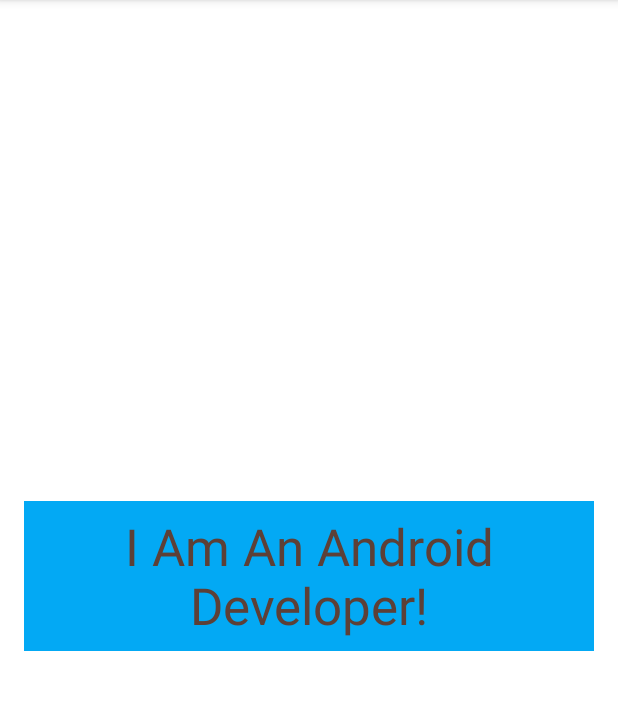
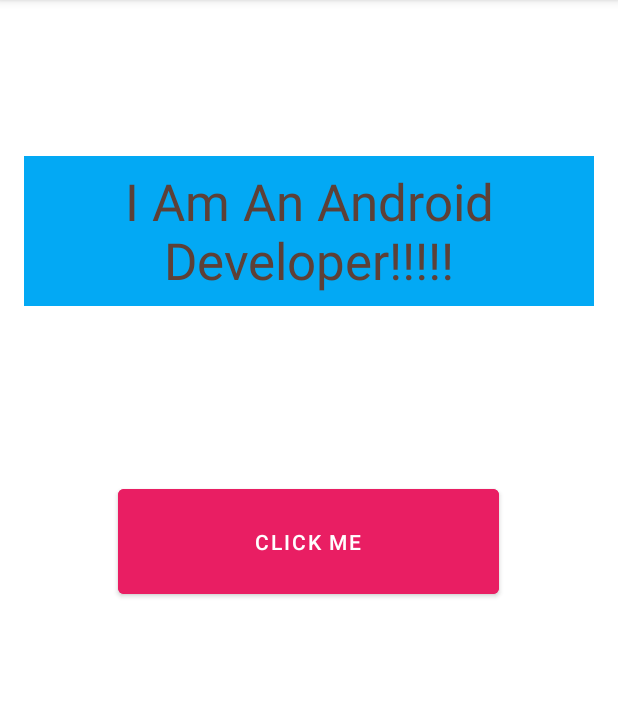
Before and after one commit to mortessa99/3-Android-HelloWorld, an Android app: the screen it shows after launch (MainActivity), on a phone screen of 412 x 824 dp, the part 84-794 px from its top. Run offline under Robolectric (Android 15) with nearby library versions, the phone set to English and light mode, and no system bars.

Commit message:
end of less 24.next lesson 25(edittext)

```diff
--- a/app/src/main/java/com/example/a3_helloworld/MainActivity.java
+++ b/app/src/main/java/com/example/a3_helloworld/MainActivity.java
@@ -3,12 +3,27 @@ package com.example.a3_helloworld;
 import androidx.appcompat.app.AppCompatActivity;
 
 import android.os.Bundle;
+import android.util.Log;
+import android.view.View;
+import android.widget.TextView;
 
 public class MainActivity extends AppCompatActivity {
+    //all of the UI components are Views.(for 'buttonIsClicked' )
+    //some times without 'public' app crashing like this app.(after click)
+    //and without 'public' color method is gray (now is green)
+   public void buttonIsClicked(View buttonIsView){
+        int result = 5 * 94;
+        Log.i("multiple",result+"");
+        Log.i("mytext",txtView.getText().toString());
+    }
+
+    TextView txtView;
 
     @Override
     protected void onCreate(Bundle savedInstanceState) {
         super.onCreate(savedInstanceState);
         setContentView(R.layout.activity_main);
+
+        txtView = findViewById(R.id.txtView);
     }
 }
--- a/app/src/main/res/layout/activity_main.xml
+++ b/app/src/main/res/layout/activity_main.xml
@@ -4,6 +4,7 @@
     xmlns:tools="http://schemas.android.com/tools"
     android:layout_width="match_parent"
     android:layout_height="match_parent"
+    android:backgroundTint="#E91E63"
     tools:context=".MainActivity">
 
     <TextView
@@ -14,12 +15,27 @@
         android:layout_marginEnd="16dp"
         android:background="#03A9F4"
         android:gravity="center"
-        android:text="I Am An Android Developer!"
+        android:text="I Am An Android Developer!!!!!"
         android:textColor="#5D4037"
         android:textSize="34sp"
         app:layout_constraintBottom_toBottomOf="parent"
         app:layout_constraintEnd_toEndOf="parent"
+        app:layout_constraintHorizontal_bias="0.0"
         app:layout_constraintStart_toStartOf="parent"
-        app:layout_constraintTop_toTopOf="parent" />
+        app:layout_constraintTop_toTopOf="parent"
+        app:layout_constraintVertical_bias="0.156" />
+
+    <Button
+        android:id="@+id/btnClick"
+        android:layout_width="254dp"
+        android:layout_height="82dp"
+        android:layout_marginTop="116dp"
+        android:backgroundTint="#E91E63"
+        android:onClick="buttonIsClicked"
+        android:text="Click Me"
+        app:layout_constraintEnd_toEndOf="parent"
+        app:layout_constraintHorizontal_bias="0.498"
+        app:layout_constraintStart_toStartOf="parent"
+        app:layout_constraintTop_toBottomOf="@+id/txtView" />
 
 </androidx.constraintlayout.widget.ConstraintLayout>
```
